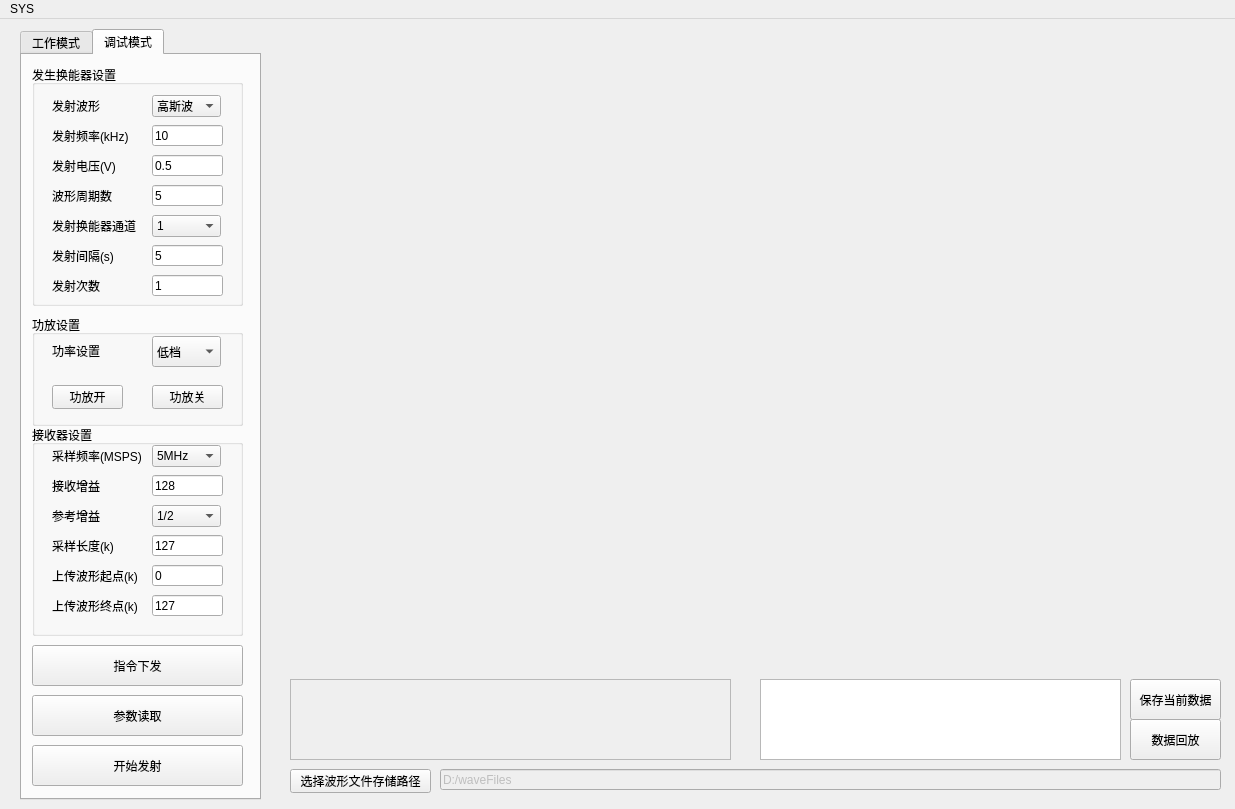
The window that mainwindow.ui (lnwin/SDSJJ_waveControl) describes before a commit, drawn with Qt 5.
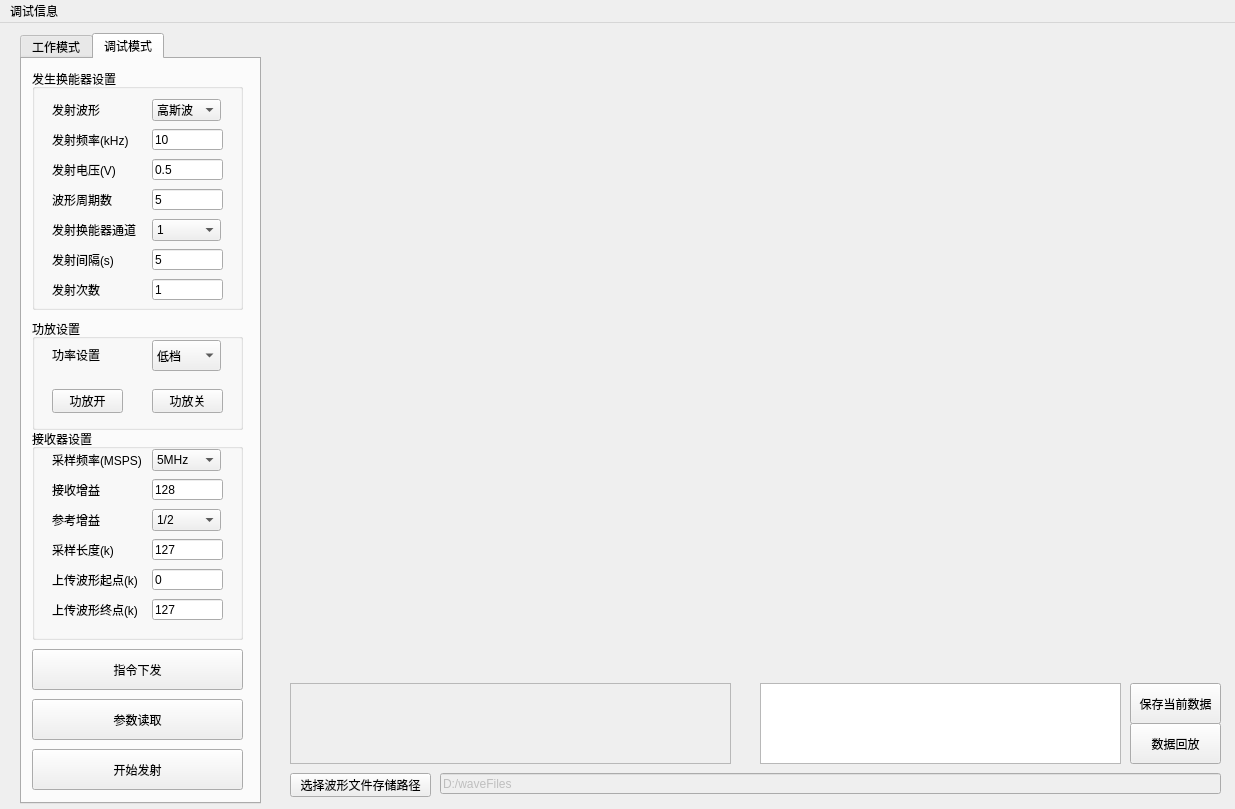
The same window after the commit. Custom widgets are drawn as their Qt base class.

Diff of the .ui file:
```diff
--- a/mainwindow.ui
+++ b/mainwindow.ui
@@ -781,12 +781,12 @@
      <x>0</x>
      <y>0</y>
      <width>1235</width>
-     <height>21</height>
+     <height>22</height>
     </rect>
    </property>
    <widget class="QMenu" name="menuSYS">
     <property name="title">
-     <string>SYS</string>
+     <string>调试信息</string>
     </property>
     <addaction name="actionbackground"/>
    </widget>
```
